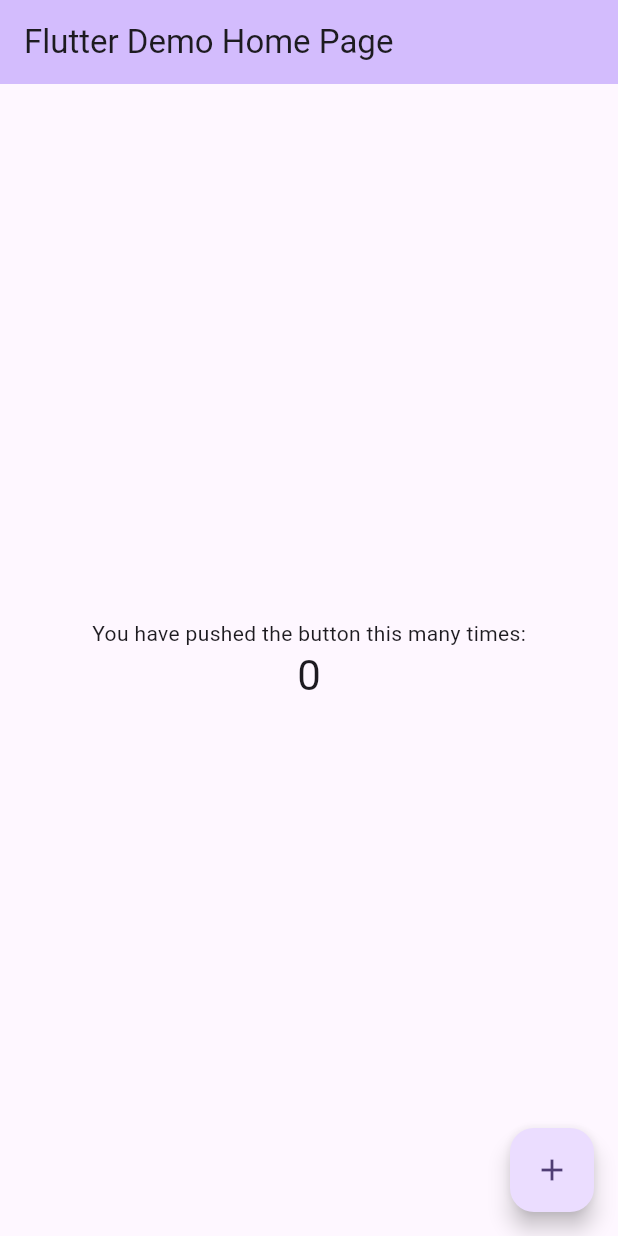
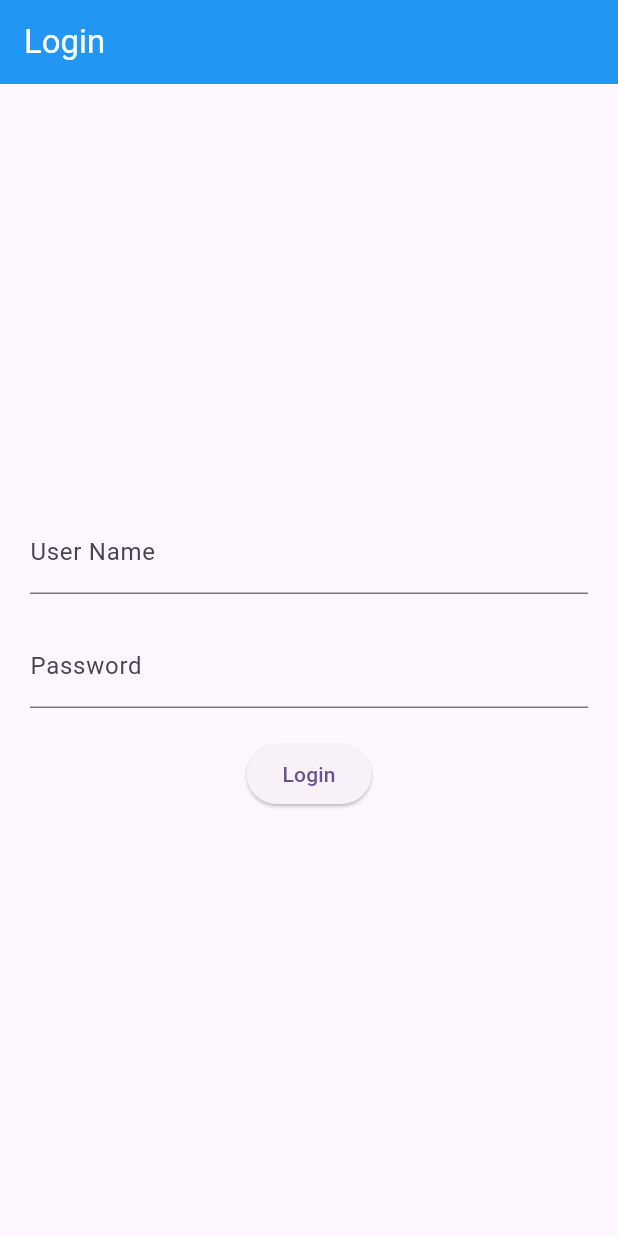
Before and after one commit to avadhksapariya/form-test, a Flutter app: the screen it shows after launch, on a phone screen of 412 x 824 dp. Run offline on Flutter 3.47's test engine with Material 3 defaults, Android fonts, the phone set to English and light mode, and no system bars.

Commit message:
- Created a basic form UI for login and navigated to the Home screen.

```diff
--- a/lib/main.dart
+++ b/lib/main.dart
@@ -1,4 +1,5 @@
 import 'package:flutter/material.dart';
+import 'package:form_test/screen_login.dart';
 
 void main() {
   runApp(const MyApp());
@@ -7,116 +8,13 @@ void main() {
 class MyApp extends StatelessWidget {
   const MyApp({super.key});
 
-  // This widget is the root of your application.
   @override
   Widget build(BuildContext context) {
     return MaterialApp(
-      title: 'Flutter Demo',
-      theme: ThemeData(
-        // This is the theme of your application.
-        //
-        // TRY THIS: Try running your application with "flutter run". You'll see
-        // the application has a purple toolbar. Then, without quitting the app,
-        // try changing the seedColor in the colorScheme below to Colors.green
-        // and then invoke "hot reload" (save your changes or press the "hot
-        // reload" button in a Flutter-supported IDE, or press "r" if you used
-        // the command line to start the app).
-        //
-        // Notice that the counter didn't reset back to zero; the application
-        // state is not lost during the reload. To reset the state, use hot
-        // restart instead.
-        //
-        // This works for code too, not just values: Most code changes can be
-        // tested with just a hot reload.
-        colorScheme: ColorScheme.fromSeed(seedColor: Colors.deepPurple),
-      ),
-      home: const MyHomePage(title: 'Flutter Demo Home Page'),
+      debugShowCheckedModeBanner: false,
+      title: 'Form Test',
+      theme: ThemeData(colorScheme: ColorScheme.fromSeed(seedColor: Colors.deepPurple)),
+      home: const ScreenLogin(),
     );
   }
 }
-
-class MyHomePage extends StatefulWidget {
-  const MyHomePage({super.key, required this.title});
-
-  // This widget is the home page of your application. It is stateful, meaning
-  // that it has a State object (defined below) that contains fields that affect
-  // how it looks.
-
-  // This class is the configuration for the state. It holds the values (in this
-  // case the title) provided by the parent (in this case the App widget) and
-  // used by the build method of the State. Fields in a Widget subclass are
-  // always marked "final".
-
-  final String title;
-
-  @override
-  State<MyHomePage> createState() => _MyHomePageState();
-}
-
-class _MyHomePageState extends State<MyHomePage> {
-  int _counter = 0;
-
-  void _incrementCounter() {
-    setState(() {
-      // This call to setState tells the Flutter framework that something has
-      // changed in this State, which causes it to rerun the build method below
-      // so that the display can reflect the updated values. If we changed
-      // _counter without calling setState(), then the build method would not be
-      // called again, and so nothing would appear to happen.
-      _counter++;
-    });
-  }
-
-  @override
-  Widget build(BuildContext context) {
-    // This method is rerun every time setState is called, for instance as done
-    // by the _incrementCounter method above.
-    //
-    // The Flutter framework has been optimized to make rerunning build methods
-    // fast, so that you can just rebuild anything that needs updating rather
-    // than having to individually change instances of widgets.
-    return Scaffold(
-      appBar: AppBar(
-        // TRY THIS: Try changing the color here to a specific color (to
-        // Colors.amber, perhaps?) and trigger a hot reload to see the AppBar
-        // change color while the other colors stay the same.
-        backgroundColor: Theme.of(context).colorScheme.inversePrimary,
-        // Here we take the value from the MyHomePage object that was created by
-        // the App.build method, and use it to set our appbar title.
-        title: Text(widget.title),
-      ),
-      body: Center(
-        // Center is a layout widget. It takes a single child and positions it
-        // in the middle of the parent.
-        child: Column(
-          // Column is also a layout widget. It takes a list of children and
-          // arranges them vertically. By default, it sizes itself to fit its
-          // children horizontally, and tries to be as tall as its parent.
-          //
-          // Column has various properties to control how it sizes itself and
-          // how it positions its children. Here we use mainAxisAlignment to
-          // center the children vertically; the main axis here is the vertical
-          // axis because Columns are vertical (the cross axis would be
-          // horizontal).
-          //
-          // TRY THIS: Invoke "debug painting" (choose the "Toggle Debug Paint"
-          // action in the IDE, or press "p" in the console), to see the
-          // wireframe for each widget.
-          mainAxisAlignment: MainAxisAlignment.center,
-          children: <Widget>[
-            const Text('You have pushed the button this many times:'),
-            Text(
-              '$_counter',
-              style: Theme.of(context).textTheme.headlineMedium,
-            ),
-          ],
-        ),
-      ),
-      floatingActionButton: FloatingActionButton(
-        onPressed: _incrementCounter,
-        tooltip: 'Increment',
-        child: const Icon(Icons.add),
-      ), // This trailing comma makes auto-formatting nicer for build methods.
-    );
-  }
-}
--- /dev/null
+++ b/lib/screen_login.dart
@@ -0,0 +1,66 @@
+import 'package:flutter/material.dart';
+import 'package:form_test/screen_home.dart';
+
+class ScreenLogin extends StatefulWidget {
+  const ScreenLogin({super.key});
+
+  @override
+  State<ScreenLogin> createState() => _ScreenLoginState();
+}
+
+class _ScreenLoginState extends State<ScreenLogin> {
+  final TextEditingController tcUserName = TextEditingController();
+  final TextEditingController tcPassword = TextEditingController();
+
+  @override
+  void dispose() {
+    super.dispose();
+    tcUserName.dispose();
+    tcPassword.dispose();
+  }
+
+  @override
+  Widget build(BuildContext context) {
+    return Scaffold(
+      appBar: AppBar(title: Text('Login'), foregroundColor: Colors.white, backgroundColor: Colors.blue),
+      body: SafeArea(
+        child: Padding(
+          padding: const EdgeInsets.all(20.0),
+          child: Column(
+            mainAxisAlignment: MainAxisAlignment.center,
+            spacing: 20.0,
+            children: [
+              TextFormField(controller: tcUserName, decoration: const InputDecoration(labelText: 'User Name')),
+              TextFormField(controller: tcPassword, decoration: const InputDecoration(labelText: 'Password')),
+              ElevatedButton(onPressed: login, child: Text('Login')),
+            ],
+          ),
+        ),
+      ),
+    );
+  }
+
+  void login() {
+    if (tcUserName.text == 'username' && tcPassword.text == 'password') {
+      Navigator.pushReplacement(context, MaterialPageRoute(builder: (context) => const ScreenHome()));
+    } else {
+      showDialog(
+        context: context,
+        builder: (context) {
+          return AlertDialog(
+            title: Text('ERROR'),
+            content: Text('Invalid Username or Password.'),
+            actions: [
+              TextButton(
+                onPressed: () {
+                  Navigator.pop(context);
+                },
+                child: Text('OK'),
+              ),
+            ],
+          );
+        },
+      );
+    }
+  }
+}
```
Also changed, not shown: lib/screen_home.dart (added, +15 -0 lines), 1 other file.
